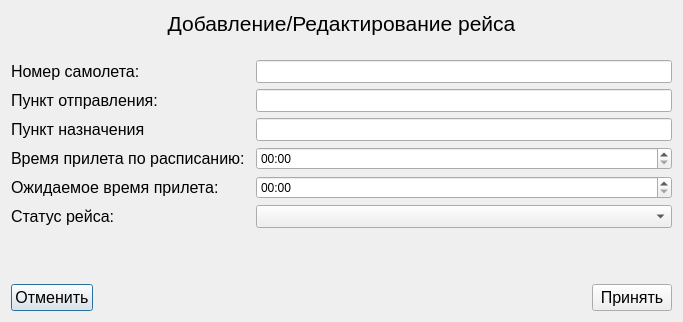
Qt form addflight.ui (Tweety-sat/Flight-scoreboard) before a commit.
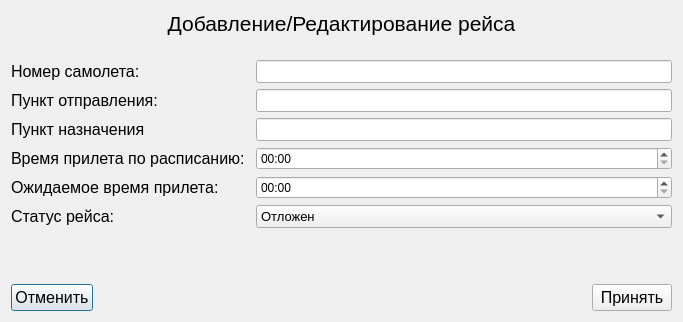
The same form after that commit.

The edit to the form file:
```diff
--- a/addflight.ui
+++ b/addflight.ui
@@ -154,11 +154,6 @@
        <property name="cursor">
         <cursorShape>PointingHandCursor</cursorShape>
        </property>
-       <item>
-        <property name="text">
-         <string/>
-        </property>
-       </item>
        <item>
         <property name="text">
          <string>Отложен</string>
```
